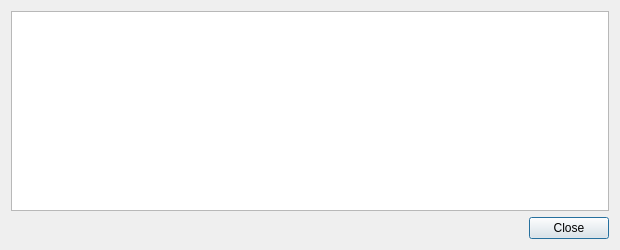
First picture: the form in src/qt/forms/transactiondescdialog.ui, repository nokat/bitbean, before the edit.
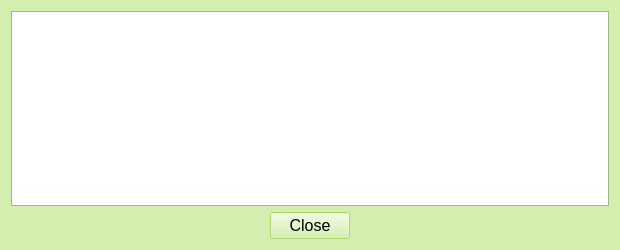
Second picture: the form after the edit.

Patch:
```diff
--- a/src/qt/forms/transactiondescdialog.ui
+++ b/src/qt/forms/transactiondescdialog.ui
@@ -10,6 +10,184 @@
     <height>250</height>
    </rect>
   </property>
+  <property name="palette">
+   <palette>
+    <active>
+     <colorrole role="Button">
+      <brush brushstyle="SolidPattern">
+       <color alpha="255">
+        <red>211</red>
+        <green>238</green>
+        <blue>175</blue>
+       </color>
+      </brush>
+     </colorrole>
+     <colorrole role="Base">
+      <brush brushstyle="SolidPattern">
+       <color alpha="255">
+        <red>255</red>
+        <green>255</green>
+        <blue>255</blue>
+       </color>
+      </brush>
+     </colorrole>
+     <colorrole role="Window">
+      <brush brushstyle="SolidPattern">
+       <color alpha="255">
+        <red>211</red>
+        <green>238</green>
+        <blue>175</blue>
+       </color>
+      </brush>
+     </colorrole>
+     <colorrole role="Highlight">
+      <brush brushstyle="SolidPattern">
+       <color alpha="255">
+        <red>159</red>
+        <green>213</green>
+        <blue>85</blue>
+       </color>
+      </brush>
+     </colorrole>
+     <colorrole role="AlternateBase">
+      <brush brushstyle="SolidPattern">
+       <color alpha="255">
+        <red>211</red>
+        <green>238</green>
+        <blue>175</blue>
+       </color>
+      </brush>
+     </colorrole>
+     <colorrole role="ToolTipBase">
+      <brush brushstyle="SolidPattern">
+       <color alpha="255">
+        <red>211</red>
+        <green>238</green>
+        <blue>175</blue>
+       </color>
+      </brush>
+     </colorrole>
+    </active>
+    <inactive>
+     <colorrole role="Button">
+      <brush brushstyle="SolidPattern">
+       <color alpha="255">
+        <red>211</red>
+        <green>238</green>
+        <blue>175</blue>
+       </color>
+      </brush>
+     </colorrole>
+     <colorrole role="Base">
+      <brush brushstyle="SolidPattern">
+       <color alpha="255">
+        <red>255</red>
+        <green>255</green>
+        <blue>255</blue>
+       </color>
+      </brush>
+     </colorrole>
+     <colorrole role="Window">
+      <brush brushstyle="SolidPattern">
+       <color alpha="255">
+        <red>211</red>
+        <green>238</green>
+        <blue>175</blue>
+       </color>
+      </brush>
+     </colorrole>
+     <colorrole role="Highlight">
+      <brush brushstyle="SolidPattern">
+       <color alpha="255">
+        <red>159</red>
+        <green>213</green>
+        <blue>85</blue>
+       </color>
+      </brush>
+     </colorrole>
+     <colorrole role="AlternateBase">
+      <brush brushstyle="SolidPattern">
+       <color alpha="255">
+        <red>211</red>
+        <green>238</green>
+        <blue>175</blue>
+       </color>
+      </brush>
+     </colorrole>
+     <colorrole role="ToolTipBase">
+      <brush brushstyle="SolidPattern">
+       <color alpha="255">
+        <red>211</red>
+        <green>238</green>
+        <blue>175</blue>
+       </color>
+      </brush>
+     </colorrole>
+    </inactive>
+    <disabled>
+     <colorrole role="Button">
+      <brush brushstyle="SolidPattern">
+       <color alpha="255">
+        <red>211</red>
+        <green>238</green>
+        <blue>175</blue>
+       </color>
+      </brush>
+     </colorrole>
+     <colorrole role="Base">
+      <brush brushstyle="SolidPattern">
+       <color alpha="255">
+        <red>211</red>
+        <green>238</green>
+        <blue>175</blue>
+       </color>
+      </brush>
+     </colorrole>
+     <colorrole role="Window">
+      <brush brushstyle="SolidPattern">
+       <color alpha="255">
+        <red>211</red>
+        <green>238</green>
+        <blue>175</blue>
+       </color>
+      </brush>
+     </colorrole>
+     <colorrole role="Highlight">
+      <brush brushstyle="SolidPattern">
+       <color alpha="255">
+        <red>0</red>
+        <green>0</green>
+        <blue>128</blue>
+       </color>
+      </brush>
+     </colorrole>
+     <colorrole role="AlternateBase">
+      <brush brushstyle="SolidPattern">
+       <color alpha="255">
+        <red>211</red>
+        <green>238</green>
+        <blue>175</blue>
+       </color>
+      </brush>
+     </colorrole>
+     <colorrole role="ToolTipBase">
+      <brush brushstyle="SolidPattern">
+       <color alpha="255">
+        <red>211</red>
+        <green>238</green>
+        <blue>175</blue>
+       </color>
+      </brush>
+     </colorrole>
+    </disabled>
+   </palette>
+  </property>
+  <property name="font">
+   <font>
+    <family>Liberation Sans</family>
+    <pointsize>12</pointsize>
+   </font>
+  </property>
   <property name="windowTitle">
    <string>Transaction details</string>
   </property>
@@ -24,7 +202,7 @@
      </property>
     </widget>
    </item>
-   <item>
+   <item alignment="Qt::AlignHCenter">
     <widget class="QDialogButtonBox" name="buttonBox">
      <property name="orientation">
       <enum>Qt::Horizontal</enum>
```
